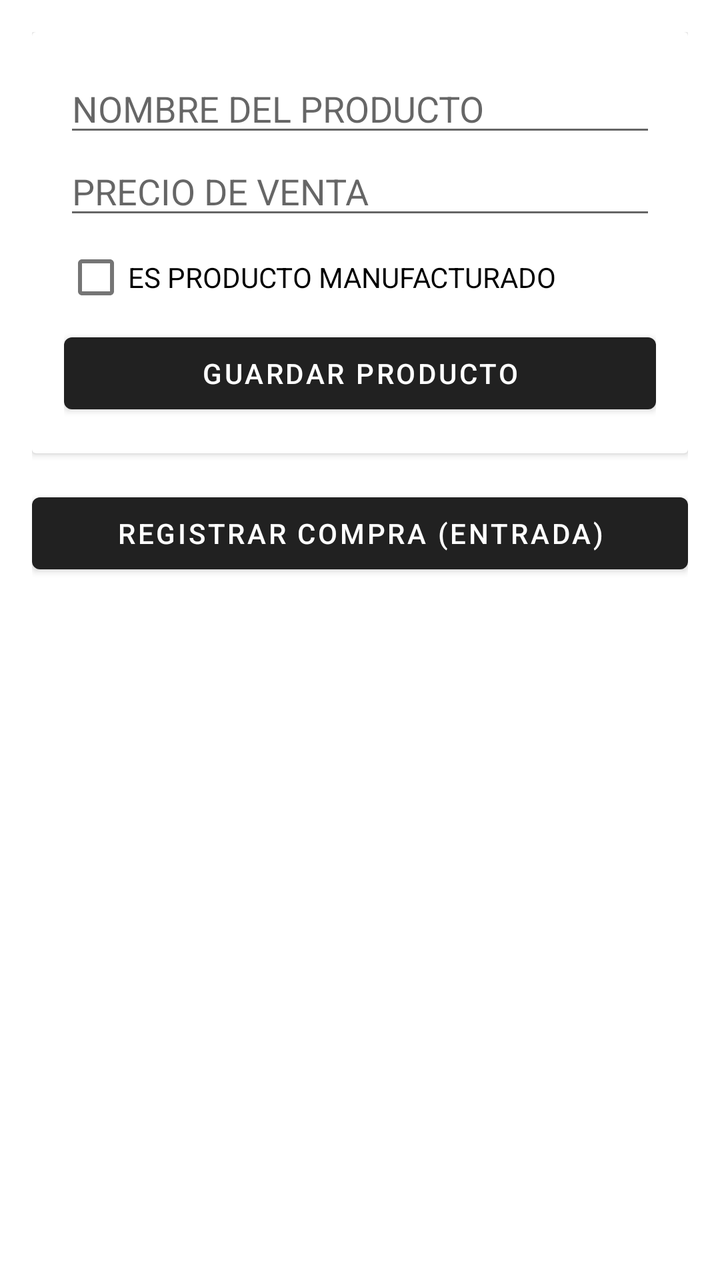
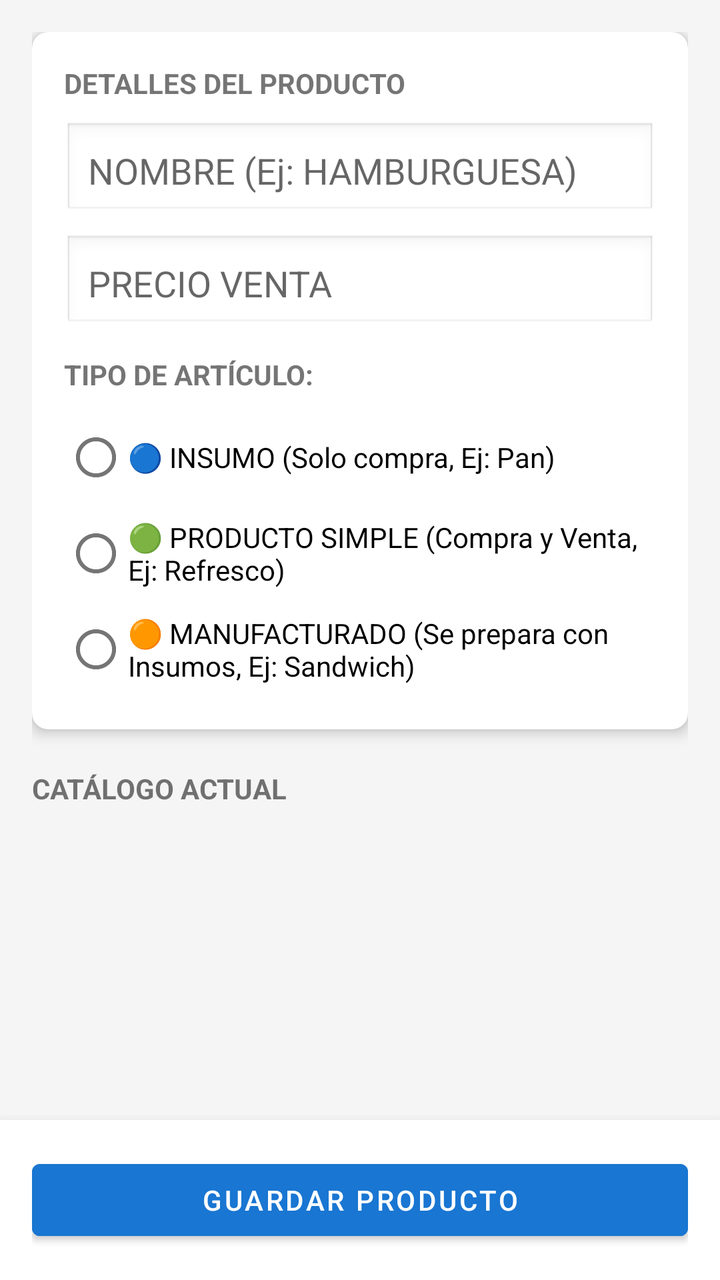

Two renders of the same Android screen: before a commit and after it. Below are the layout's source before the change and the commit's diff.
<!-- AndroidManifest.xml: application theme Theme.MaterialComponents.DayNight.DarkActionBar -->
<!-- res/layout/activity_inventory.xml -->
<?xml version="1.0" encoding="utf-8"?>
<LinearLayout xmlns:android="http://schemas.android.com/apk/res/android"
    android:layout_width="match_parent"
    android:layout_height="match_parent"
    android:orientation="vertical"
    android:padding="16dp">

    
    <androidx.cardview.widget.CardView
        android:layout_marginBottom="16dp"
        android:layout_width="match_parent"
        android:layout_height="wrap_content">
        
        <LinearLayout
            android:padding="16dp"
            android:orientation="vertical"
            android:layout_width="match_parent"
            android:layout_height="wrap_content">

            <EditText
                android:id="@+id/etProductName"
                android:hint="NOMBRE DEL PRODUCTO"
                android:inputType="textCapCharacters"
                android:layout_width="match_parent"
                android:layout_height="wrap_content"/>

            <EditText
                android:id="@+id/etProductPrice"
                android:hint="PRECIO DE VENTA"
                android:inputType="numberDecimal"
                android:layout_width="match_parent"
                android:layout_height="wrap_content"/>

            <CheckBox
                android:id="@+id/chkManufactured"
                android:text="ES PRODUCTO MANUFACTURADO"
                android:layout_width="match_parent"
                android:layout_height="wrap_content"/>

            <Button
                android:id="@+id/btnSaveProduct"
                android:text="GUARDAR PRODUCTO"
                android:layout_width="match_parent"
                android:layout_height="wrap_content"/>
                
            <Button
                android:id="@+id/btnCancelEdit"
                android:text="CANCELAR EDICIÓN"
                android:visibility="gone"
                style="@style/Widget.MaterialComponents.Button.TextButton"
                android:layout_width="match_parent"
                android:layout_height="wrap_content"/>
        </LinearLayout>
    </androidx.cardview.widget.CardView>

    
         <LinearLayout
                android:id="@+id/layoutEditActions"
                android:orientation="horizontal"
                android:visibility="gone"
                android:layout_marginTop="8dp"
                android:layout_width="match_parent"
                android:layout_height="wrap_content">

            <Button
                android:id="@+id/btnMerma"
                android:text="REGISTRAR MERMA"
                android:backgroundTint="#FF9800"
                android:layout_weight="1"
                android:layout_marginEnd="4dp"
                android:layout_width="0dp"
                android:layout_height="wrap_content"/>

             <Button
                 android:id="@+id/btnDelete"
                 android:text="ELIMINAR"
                 android:backgroundTint="#D32F2F"
                 android:layout_weight="1"
                 android:layout_marginStart="4dp"
                 android:layout_width="0dp"
                 android:layout_height="wrap_content"/>
         </LinearLayout>

    <Button
        android:id="@+id/btnOpenPurchase"
        android:text="REGISTRAR COMPRA (ENTRADA)"
        android:layout_marginBottom="8dp"
        android:layout_width="match_parent"
        android:layout_height="wrap_content"/>

    
    <androidx.recyclerview.widget.RecyclerView
        android:id="@+id/rvProducts"
        android:layout_width="match_parent"
        android:layout_height="0dp"
        android:layout_weight="1"/>

</LinearLayout>
<!-- resources referenced by this layout -->
<resources>

</resources>

<!-- the commit's change to res/layout/activity_inventory.xml (unified diff, before → after) -->
@@ -3,96 +3,206 @@
     android:layout_width="match_parent"
     android:layout_height="match_parent"
     android:orientation="vertical"
-    android:padding="16dp">
+    android:background="#F5F5F5">
 
     
-    <androidx.cardview.widget.CardView
-        android:layout_marginBottom="16dp"
+    <androidx.core.widget.NestedScrollView
+        android:layout_weight="1"
         android:layout_width="match_parent"
-        android:layout_height="wrap_content">
-        
+        android:layout_height="0dp">
+
         <LinearLayout
             android:padding="16dp"
             android:orientation="vertical"
             android:layout_width="match_parent"
             android:layout_height="wrap_content">
 
-            <EditText
-                android:id="@+id/etProductName"
-                android:hint="NOMBRE DEL PRODUCTO"
-                android:inputType="textCapCharacters"
+            <androidx.cardview.widget.CardView
+                android:layout_width="match_parent"
+                android:layout_height="wrap_content"
+                app:cardCornerRadius="8dp"
+                app:cardElevation="4dp"
+                xmlns:app="http://schemas.android.com/apk/res-auto">
+
+                <LinearLayout
+                    android:padding="16dp"
+                    android:orientation="vertical"
+                    android:layout_width="match_parent"
+                    android:layout_height="wrap_content">
+
+                    <TextView
+                        android:text="DETALLES DEL PRODUCTO"
+                        android:textStyle="bold"
+                        android:layout_marginBottom="10dp"
+                        android:layout_width="wrap_content"
+                        android:layout_height="wrap_content"/>
+
+                    <EditText
+                        android:id="@+id/etName"
+                        android:hint="NOMBRE (Ej: HAMBURGUESA)"
+                        android:inputType="textCapCharacters"
+                        android:background="@android:drawable/edit_text"
+                        android:padding="12dp"
+                        android:layout_marginBottom="8dp"
+                        android:layout_width="match_parent"
+                        android:layout_height="wrap_content"/>
+
+                    <EditText
+                        android:id="@+id/etPrice"
+                        android:hint="PRECIO VENTA"
+                        android:inputType="numberDecimal"
+                        android:background="@android:drawable/edit_text"
+                        android:padding="12dp"
+                        android:layout_marginBottom="12dp"
+                        android:layout_width="match_parent"
+                        android:layout_height="wrap_content"/>
+
+                    <TextView
+                        android:text="TIPO DE ARTÍCULO:"
+                        android:textStyle="bold"
+                        android:layout_marginBottom="8dp"
+                        android:layout_width="wrap_content"
+                        android:layout_height="wrap_content"/>
+
+                    <RadioGroup
+                        android:id="@+id/rgType"
+                        android:orientation="vertical"
+                        android:layout_width="match_parent"
+                        android:layout_height="wrap_content">
+
+                        <RadioButton
+                            android:id="@+id/rbInsumo"
+                            android:text="🔵 INSUMO (Solo compra, Ej: Pan)"
+                            android:layout_width="wrap_content"
+                            android:layout_height="wrap_content"/>
+
+                        <RadioButton
+                            android:id="@+id/rbSimple"
+                            android:text="🟢 PRODUCTO SIMPLE (Compra y Venta, Ej: Refresco)"
+                            android:layout_width="wrap_content"
+                            android:layout_height="wrap_content"/>
+
+                        <RadioButton
+                            android:id="@+id/rbManufacturado"
+                            android:text="🟠 MANUFACTURADO (Se prepara con Insumos, Ej: Sandwich)"
+                            android:layout_width="wrap_content"
+                            android:layout_height="wrap_content"/>
+                    </RadioGroup>
+
+                </LinearLayout>
+            </androidx.cardview.widget.CardView>
+
+            
+            <LinearLayout
+                android:id="@+id/layoutRecipe"
+                android:visibility="gone"
+                android:orientation="vertical"
+                android:layout_marginTop="16dp"
+                android:layout_width="match_parent"
+                android:layout_height="wrap_content">
+
+                <TextView
+                    android:text="RECETA (INGREDIENTES)"
+                    android:textStyle="bold"
+                    android:layout_marginBottom="8dp"
+                    android:layout_width="wrap_content"
+                    android:layout_height="wrap_content"/>
+
+                <androidx.cardview.widget.CardView
+                    android:layout_width="match_parent"
+                    android:layout_height="wrap_content"
+                    app:cardCornerRadius="8dp"
+                    app:cardElevation="4dp"
+                    xmlns:app="http://schemas.android.com/apk/res-auto">
+
+                    <LinearLayout
+                        android:padding="16dp"
+                        android:orientation="vertical"
+                        android:layout_width="match_parent"
+                        android:layout_height="wrap_content">
+
+                        <LinearLayout
+                            android:orientation="horizontal"
+                            android:layout_width="match_parent"
+                            android:layout_height="wrap_content">
+
+                            <Spinner
+                                android:id="@+id/spIngredients"
+                                android:layout_weight="1"
+                                android:layout_width="0dp"
+                                android:layout_height="50dp"/>
+
+                            <EditText
+                                android:id="@+id/etIngredientQty"
+                                android:hint="CANT"
+                                android:inputType="numberDecimal"
+                                android:layout_width="80dp"
+                                android:layout_height="wrap_content"/>
+
+                            <Button
+                                android:id="@+id/btnAddIngredient"
+                                android:text="+"
+                                android:layout_width="wrap_content"
+                                android:layout_height="wrap_content"/>
+                        </LinearLayout>
+
+                        <TextView
+                            android:id="@+id/txtRecipeList"
+                            android:text="Sin ingredientes agregados."
+                            android:padding="10dp"
+                            android:background="#EEEEEE"
+                            android:layout_marginTop="8dp"
+                            android:layout_width="match_parent"
+                            android:layout_height="wrap_content"/>
+
+                    </LinearLayout>
+                </androidx.cardview.widget.CardView>
+            </LinearLayout>
+
+            
+            <TextView
+                android:text="CATÁLOGO ACTUAL"
+                android:textStyle="bold"
+                android:layout_marginTop="20dp"
+                android:layout_marginBottom="8dp"
+                android:layout_width="wrap_content"
+                android:layout_height="wrap_content"/>
+
+            <androidx.recyclerview.widget.RecyclerView
+                android:id="@+id/rvProducts"
+                android:nestedScrollingEnabled="false"
                 android:layout_width="match_parent"
                 android:layout_height="wrap_content"/>
 
-            <EditText
-                android:id="@+id/etProductPrice"
-                android:hint="PRECIO DE VENTA"
-                android:inputType="numberDecimal"
-                android:layout_width="match_parent"
-                android:layout_height="wrap_content"/>
-
-            <CheckBox
-                android:id="@+id/chkManufactured"
-                android:text="ES PRODUCTO MANUFACTURADO"
-                android:layout_width="match_parent"
-                android:layout_height="wrap_content"/>
-
-            <Button
-                android:id="@+id/btnSaveProduct"
-                android:text="GUARDAR PRODUCTO"
-                android:layout_width="match_parent"
-                android:layout_height="wrap_content"/>
-                
-            <Button
-                android:id="@+id/btnCancelEdit"
-                android:text="CANCELAR EDICIÓN"
-                android:visibility="gone"
-                style="@style/Widget.MaterialComponents.Button.TextButton"
-                android:layout_width="match_parent"
-                android:layout_height="wrap_content"/>
         </LinearLayout>
-    </androidx.cardview.widget.CardView>
+    </androidx.core.widget.NestedScrollView>
 
     
-         <LinearLayout
-                android:id="@+id/layoutEditActions"
-                android:orientation="horizontal"
-                android:visibility="gone"
-                android:layout_marginTop="8dp"
-                android:layout_width="match_parent"
-                android:layout_height="wrap_content">
-
-            <Button
-                android:id="@+id/btnMerma"
-                android:text="REGISTRAR MERMA"
-                android:backgroundTint="#FF9800"
-                android:layout_weight="1"
-                android:layout_marginEnd="4dp"
-                android:layout_width="0dp"
-                android:layout_height="wrap_content"/>
-
-             <Button
-                 android:id="@+id/btnDelete"
-                 android:text="ELIMINAR"
-                 android:backgroundTint="#D32F2F"
-                 android:layout_weight="1"
-                 android:layout_marginStart="4dp"
-                 android:layout_width="0dp"
-                 android:layout_height="wrap_content"/>
-         </LinearLayout>
-
-    <Button
-        android:id="@+id/btnOpenPurchase"
-        android:text="REGISTRAR COMPRA (ENTRADA)"
-        android:layout_marginBottom="8dp"
+    <LinearLayout
+        android:padding="16dp"
+        android:background="#FFFFFF"
+        android:elevation="8dp"
+        android:orientation="horizontal"
         android:layout_width="match_parent"
-        android:layout_height="wrap_content"/>
-
-    
-    <androidx.recyclerview.widget.RecyclerView
-        android:id="@+id/rvProducts"
-        android:layout_width="match_parent"
-        android:layout_height="0dp"
-        android:layout_weight="1"/>
+        android:layout_height="wrap_content">
+
+        <Button
+            android:id="@+id/btnCancelEdit"
+            android:text="CANCELAR"
+            android:backgroundTint="#D32F2F"
+            android:visibility="gone"
+            android:layout_marginEnd="8dp"
+            android:layout_weight="1"
+            android:layout_width="0dp"
+            android:layout_height="wrap_content"/>
+
+        <Button
+            android:id="@+id/btnSave"
+            android:text="GUARDAR PRODUCTO"
+            android:backgroundTint="#1976D2"
+            android:layout_weight="1"
+            android:layout_width="0dp"
+            android:layout_height="wrap_content"/>
+    </LinearLayout>
 
 </LinearLayout>
